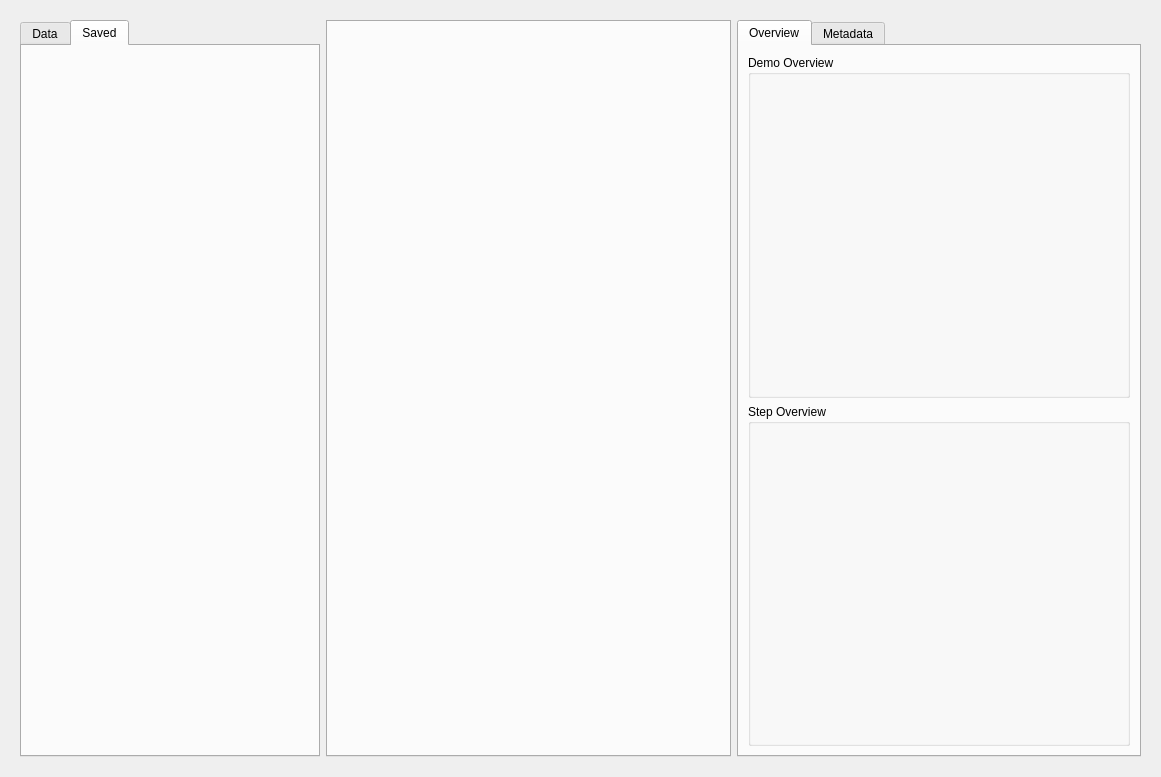
Before: the Qt Designer form isu/ui/win/w.ui in clpi/isutils, drawn with Qt 5.
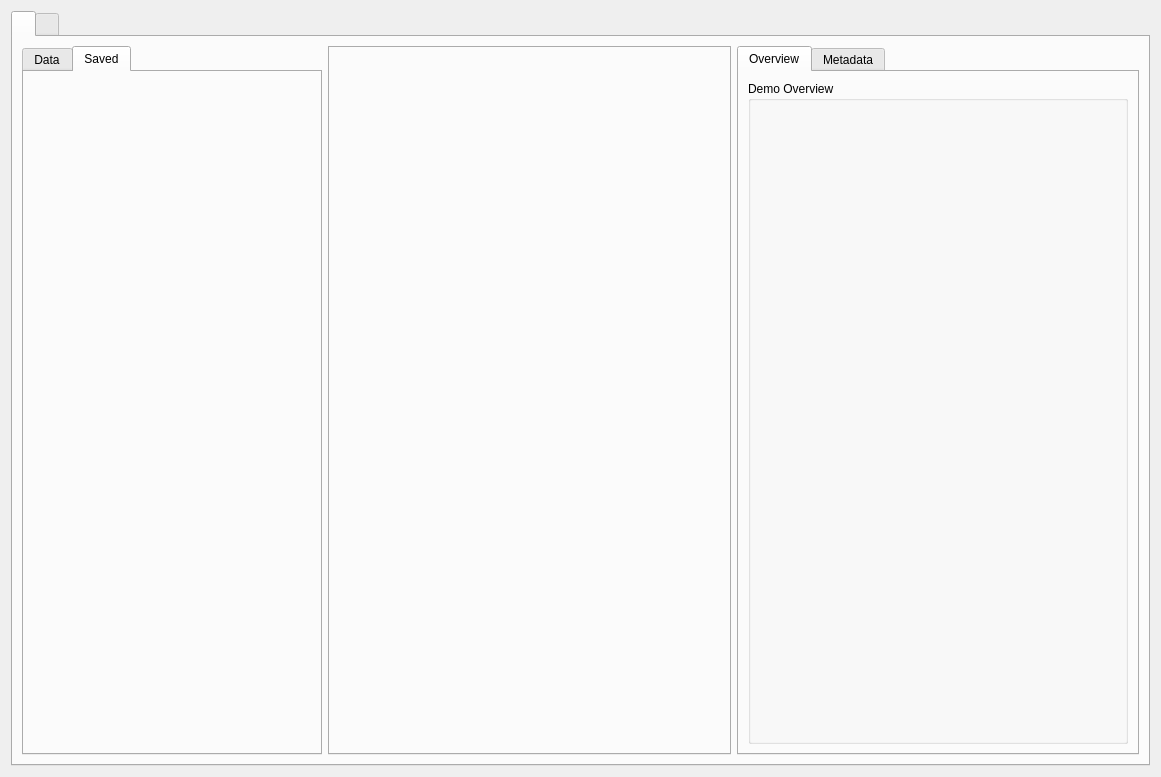
After: the same form once the commit is applied. The open tabs and pages were chosen to show the change. Custom widgets are drawn as their Qt base class.

The edit to the form file:
```diff
--- a/isu/ui/win/w.ui
+++ b/isu/ui/win/w.ui
@@ -27,17 +27,17 @@
   </property>
   <layout class="QVBoxLayout" name="verticalLayout">
    <item>
-    <widget class="QStackedWidget" name="centralTabs">
+    <widget class="QTabWidget" name="centralTabs">
      <property name="mouseTracking">
       <bool>true</bool>
      </property>
      <property name="acceptDrops">
       <bool>true</bool>
      </property>
-     <property name="lineWidth">
-      <number>0</number>
-     </property>
-     <widget class="QWidget" name="editStackPage_2">
+     <widget class="QWidget" name="centralTabsPage1" native="true">
+      <attribute name="title">
+       <string/>
+      </attribute>
       <layout class="QHBoxLayout" name="horizontalLayout_4">
        <item>
         <widget class="QTabWidget" name="dataView_2">
@@ -118,18 +118,17 @@
           <layout class="QVBoxLayout" name="verticalLayout_9">
            <item>
             <widget class="QGroupBox" name="groupBox_3">
+             <property name="minimumSize">
+              <size>
+               <width>0</width>
+               <height>300</height>
+              </size>
+             </property>
              <property name="title">
               <string>Demo Overview</string>
              </property>
             </widget>
            </item>
-           <item>
-            <widget class="QGroupBox" name="groupBox_4">
-             <property name="title">
-              <string>Step Overview</string>
-             </property>
-            </widget>
-           </item>
           </layout>
          </widget>
          <widget class="QWidget" name="metadataViewTab_2">
@@ -141,7 +140,10 @@
        </item>
       </layout>
      </widget>
-     <widget class="QWidget" name="centralTabsPage2_2">
+     <widget class="QWidget" name="centralTabsPage2_3" native="true">
+      <attribute name="title">
+       <string/>
+      </attribute>
       <layout class="QHBoxLayout" name="horizontalLayout_5">
        <item>
         <layout class="QHBoxLayout" name="horizontalLayout_6"/>
```
Left out of the diff: 4 changed lines with no effect on the pictures.
